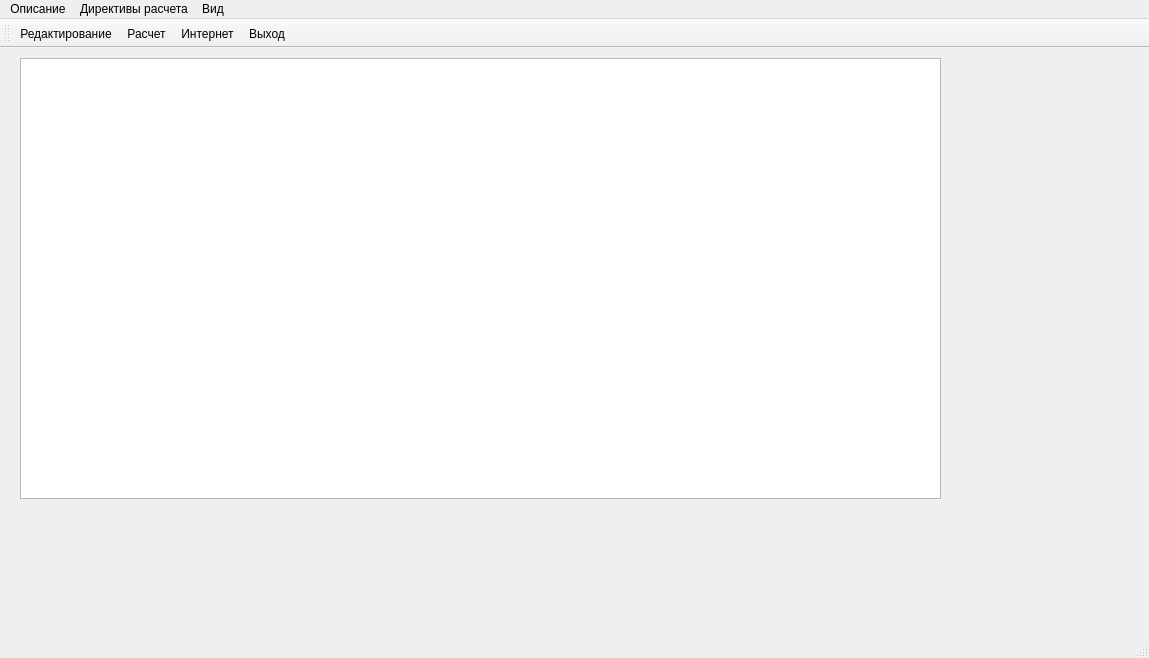
First picture: the form in mainwindow.ui, repository Ekop007/CSM, before the edit.
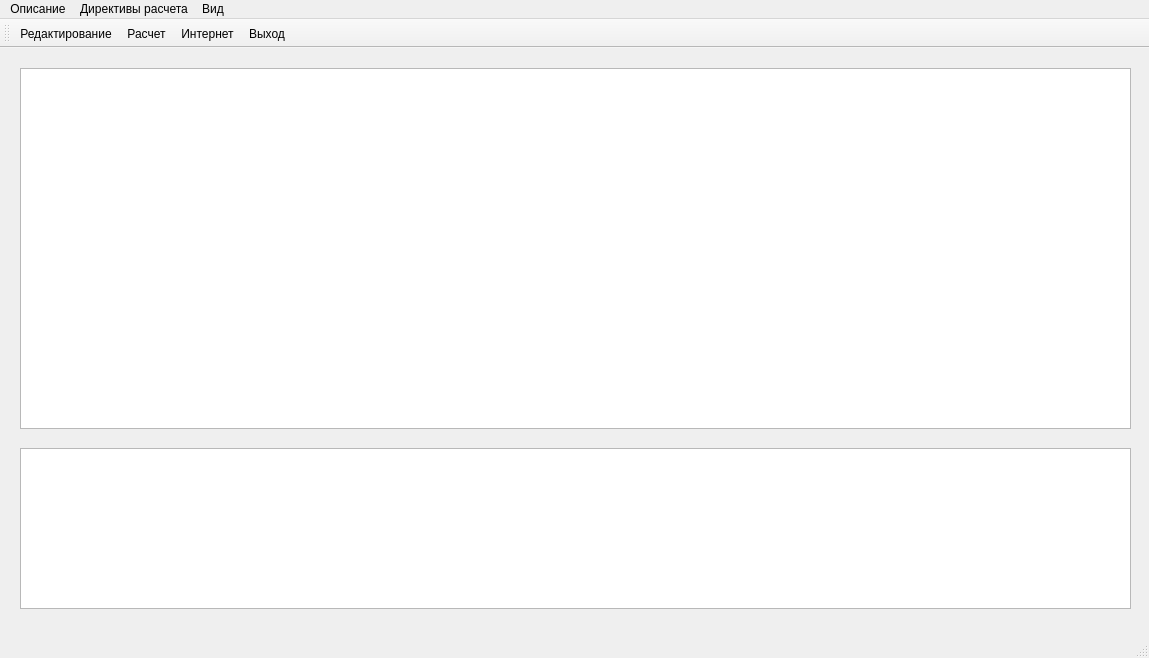
Second picture: the form after the edit.

```diff
--- a/mainwindow.ui
+++ b/mainwindow.ui
@@ -18,9 +18,19 @@
     <property name="geometry">
      <rect>
       <x>20</x>
-      <y>10</y>
-      <width>921</width>
-      <height>441</height>
+      <y>400</y>
+      <width>1111</width>
+      <height>161</height>
+     </rect>
+    </property>
+   </widget>
+   <widget class="QTableWidget" name="result_table">
+    <property name="geometry">
+     <rect>
+      <x>20</x>
+      <y>20</y>
+      <width>1111</width>
+      <height>361</height>
      </rect>
     </property>
    </widget>
```
Left out of the diff: 2 changed lines with no effect on the pictures.
